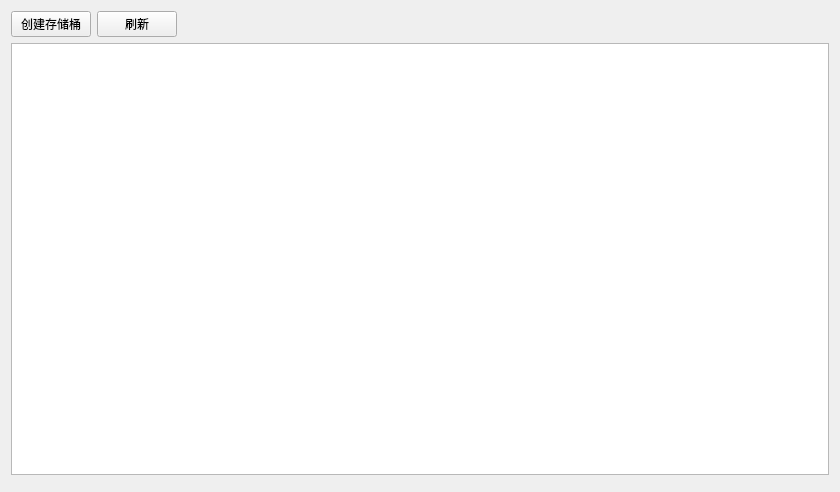
Above: dev-alpha/CloudBrowser/qosbrowser/src/fend/uimain/uibucketstablewidget.ui from Rdjroot/CloudBrowser before the change. Below: the same form after it.
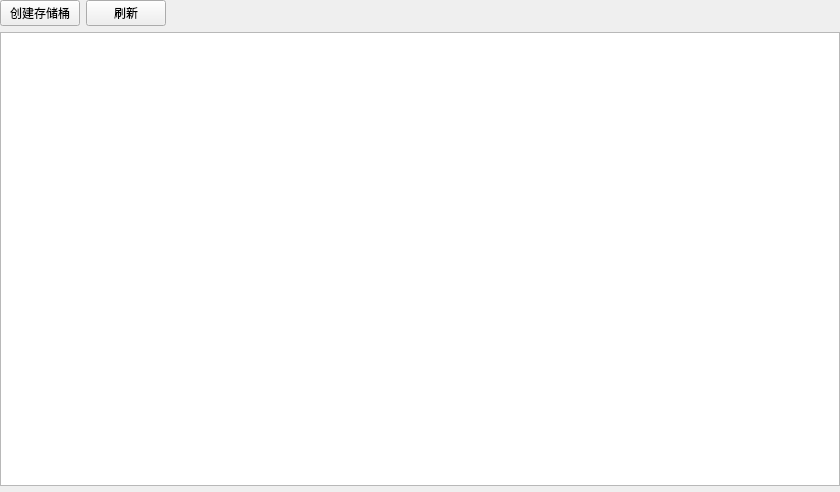
That is the form after the change. Custom widgets are drawn as their Qt base class.

What changed in the file:
```diff
--- a/dev-alpha/CloudBrowser/qosbrowser/src/fend/uimain/uibucketstablewidget.ui
+++ b/dev-alpha/CloudBrowser/qosbrowser/src/fend/uimain/uibucketstablewidget.ui
@@ -14,6 +14,18 @@
    <string>Form</string>
   </property>
   <layout class="QVBoxLayout" name="verticalLayout">
+   <property name="leftMargin">
+    <number>0</number>
+   </property>
+   <property name="topMargin">
+    <number>0</number>
+   </property>
+   <property name="rightMargin">
+    <number>0</number>
+   </property>
+   <property name="bottomMargin">
+    <number>0</number>
+   </property>
    <item>
     <widget class="QWidget" name="widgetTools" native="true">
      <layout class="QHBoxLayout" name="horizontalLayout">
@@ -72,7 +84,14 @@
     </widget>
    </item>
    <item>
-    <widget class="QTableView" name="tableView"/>
+    <widget class="QTableView" name="tableView">
+     <property name="selectionBehavior">
+      <enum>QAbstractItemView::SelectionBehavior::SelectRows</enum>
+     </property>
+     <property name="showGrid">
+      <bool>false</bool>
+     </property>
+    </widget>
    </item>
    <item>
     <widget class="UiPageWidget" name="widgetPage" native="true"/>
@@ -86,6 +105,11 @@
    <header>src/fend/uicom/uipagewidget.h</header>
    <container>1</container>
   </customwidget>
+  <customwidget>
+   <class>UiPushButton</class>
+   <extends>QPushButton</extends>
+   <header location="global">src/fend/uicom/uipushbutton.h</header>
+  </customwidget>
  </customwidgets>
  <resources/>
  <connections/>
```
Left out of the diff: 4 changed lines with no effect on the pictures.
